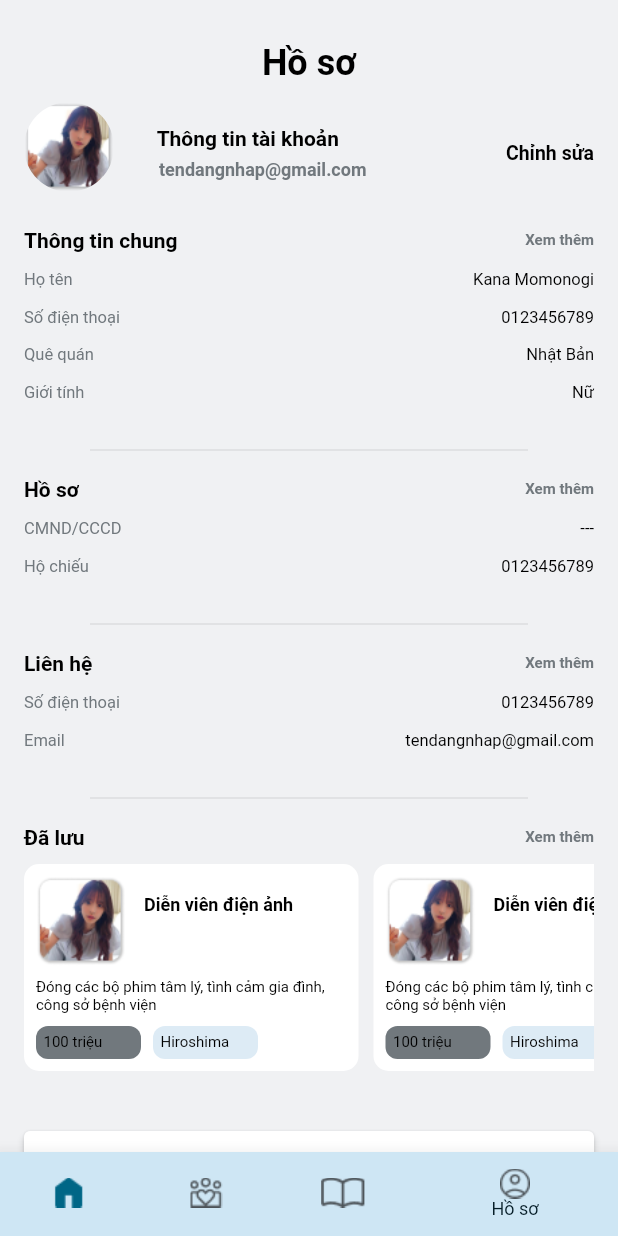
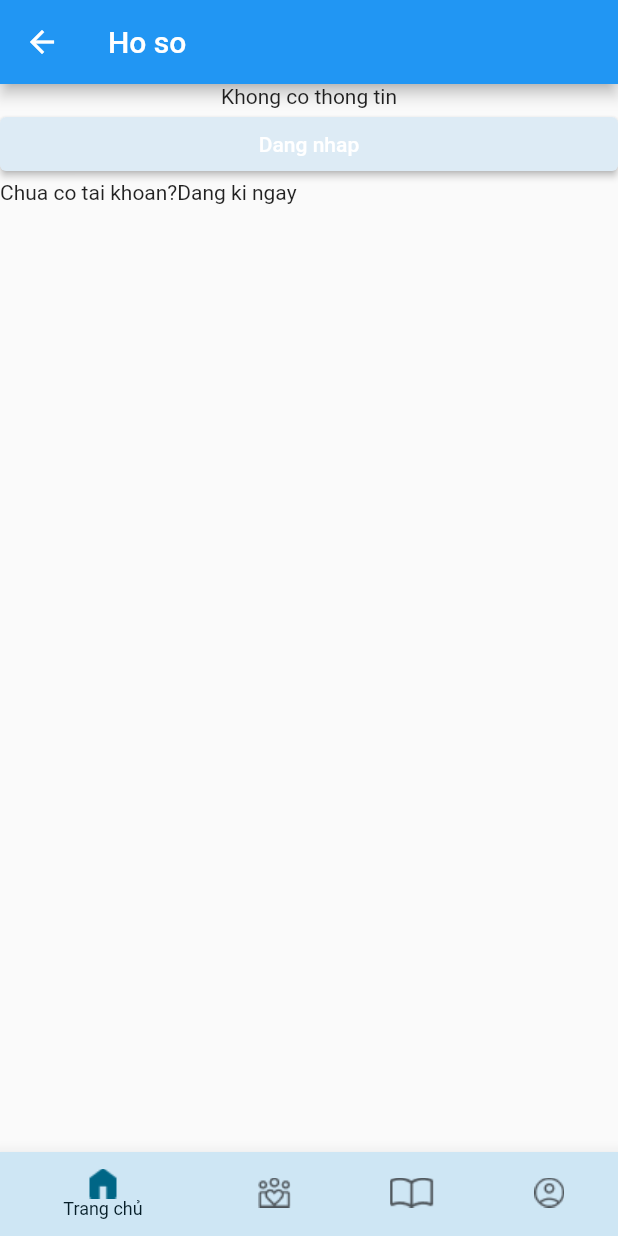
Before and after one commit to Tuyen001314/HelloJob, a Flutter app: the screen it shows after launch, item 4 of the bottom bar chosen, on a phone screen of 412 x 824 dp. Run offline on Flutter 3.47's test engine with Material 2 defaults, Android fonts, the phone set to English and light mode, and no system bars; our stand-ins replace fluentui_icons, get, shared_preferences.

```diff
--- a/lib/main.dart
+++ b/lib/main.dart
@@ -1,8 +1,8 @@
 import 'dart:async';
 
 import 'package:flutter/material.dart';
-import 'package:hellojob/UserViewModel.dart';
-import 'package:hellojob/screen/SignIn.dart';
+import 'package:hellojob/state/UserState.dart';
+import 'package:hellojob/screen/auth/SignIn.dart';
 import 'package:hellojob/screen/splash/SplashScreen.dart';
 import 'package:hellojob/util/Routes.dart';
 import 'package:hellojob/util/SharePrefUtil.dart';
--- a/lib/screen/MainScreen.dart
+++ b/lib/screen/MainScreen.dart
@@ -1,11 +1,14 @@
 import 'package:flutter/cupertino.dart';
 import 'package:flutter/material.dart';
+import 'package:hellojob/state/UserState.dart';
 import 'package:hellojob/screen/DetailJob.dart';
 import 'package:hellojob/screen/Home.dart';
 import 'package:hellojob/screen/ItemViewSave.dart';
+import 'package:hellojob/screen/profile/ProfileGuestScreen.dart';
+import 'package:provider/provider.dart';
 
 import '../constants.dart';
-import 'Profile.dart';
+import 'profile/Profile.dart';
 
 class MainScreen extends StatefulWidget {
   const MainScreen({Key? key}) : super(key: key);
@@ -16,25 +19,47 @@ class MainScreen extends StatefulWidget {
 
 class _MainScreenSate extends State<MainScreen> {
   int _selectedIndex = 0;
-  static final List<Widget> _widgetOptions = <Widget>[
+  late UserState _userState;
+  late Widget _currentScreen;
+
+  final List<Widget> _widgetOptions = <Widget>[
     Home(),
     ItemViewSave(),
     DetailJob(),
     Profile(),
+    ProfileGuestScreen(),
   ];
+
+
+  @override
+  void initState() {
+    super.initState();
+    _userState = Provider.of<UserState>(context, listen: false);
+    _currentScreen = _widgetOptions[0];
+    _userState.addListener(() {
+      setState(() {
+
+      });
+    });
+  }
 
   void _onItemTapped(int index) {
     setState(() {
-      _selectedIndex = index;
+      if (index == 3) {
+        if (_userState.currentUser.data == null) {
+          _currentScreen = _widgetOptions[4];
+          return;
+        }
+      }
+      _currentScreen = _widgetOptions[index];
     });
   }
 
   @override
   Widget build(BuildContext context) {
-    // TODO: implement build
     return Scaffold(
       body: Center(
-        child: _widgetOptions[_selectedIndex],
+        child: _currentScreen,
       ),
       bottomNavigationBar: BottomNavigationBar(
         iconSize: 20,
--- a/lib/screen/Profile.dart
+++ b/lib/screen/profile/Profile.dart
@@ -1,9 +1,9 @@
 import 'package:flutter/cupertino.dart';
 import 'package:flutter/material.dart';
 
-import '../constants.dart';
-import 'MainScreen.dart';
-import 'ItemView.dart';
+import '../../constants.dart';
+import '../MainScreen.dart';
+import '../ItemView.dart';
 
 class Profile extends StatelessWidget {
   const Profile({Key? key}) : super(key: key);
@@ -427,53 +427,6 @@ class Profile extends StatelessWidget {
                     ),
                   ],
                 ),
-                Row(
-                  mainAxisAlignment: MainAxisAlignment.spaceBetween,
-                  children: [
-                    Container(
-                      margin: const EdgeInsets.only(top: 10),
-                      child: Text(
-                        'Đã lưu',
-                        style: TextStyle(
-                          fontSize: 14,
-                          color: Colors.black,
-                          fontWeight: FontWeight.bold,
-                        ),
-                      ),
-                    ),
-                    Container(
-                      margin: const EdgeInsets.only(top: 10),
-                      child: InkWell(
-                        onTap: () {
-                          print("you are tap");
-                        },
-                        child: Text("Xem thêm",
-                            style: TextStyle(
-                              fontWeight: FontWeight.bold,
-                              fontSize: 10,
-                              color: colorTenDangNhap,
-                            )),
-                      ),
-                    ),
-                  ],
-                ),
-                SingleChildScrollView(
-                  scrollDirection: Axis.horizontal,
-                  child: Container(
-                    margin: const EdgeInsets.only(top: 10.0, left: 0),
-                    child: Row(
-                      children: [
-                        SizedBox(child: ItemView()),
-                        Container(
-                            margin: EdgeInsets.only(left: 10.0),
-                            child: SizedBox(child: ItemView())),
-                        Container(
-                            margin: EdgeInsets.only(left: 10.0),
-                            child: SizedBox(child: ItemView())),
-                      ],
-                    ),
-                  ),
-                ),
                 Container(
                   height: 50,
                   margin: const EdgeInsets.only(top: 40),
--- /dev/null
+++ b/lib/screen/profile/ProfileGuestScreen.dart
@@ -0,0 +1,49 @@
+import 'package:flutter/cupertino.dart';
+import 'package:flutter/material.dart';
+import 'package:hellojob/screen/auth/SignIn.dart';
+
+import '../../constants.dart';
+import '../auth/SignUp.dart';
+
+class ProfileGuestScreen extends StatefulWidget {
+  const ProfileGuestScreen({Key? key}) : super(key: key);
+
+  @override
+  State<ProfileGuestScreen> createState() => _ProfileGuestScreenState();
+}
+
+class _ProfileGuestScreenState extends State<ProfileGuestScreen> {
+  void toSignInScreen() {
+    Navigator.of(context).pushNamed("/${SignIn.ROUTE_NAME}");
+  }
+
+  void toSignUpScreen() {
+    Navigator.of(context).pushNamed("/${SignUp.ROUTE_NAME}");
+  }
+
+  @override
+  Widget build(BuildContext context) {
+    return Scaffold(
+      appBar: AppBar(
+        title: Text("Ho so"),
+      ),
+      body: Column(
+        children: [
+          const Center(child: Text("Khong co thong tin",)),
+          ElevatedButton(
+            style: ElevatedButton.styleFrom(backgroundColor: colorBGDangNhap),
+              onPressed: toSignInScreen,
+              child: Center(child: Text("Dang nhap"),)),
+          Center(
+            child: Row(
+              children: [
+                const Text("Chua co tai khoan?"),
+                InkWell(onTap: toSignUpScreen,child: const Text("Dang ki ngay"),)
+    ]
+            )
+          )
+        ],
+      ),
+    );
+  }
+}
--- a/lib/screen/splash/SplashScreen.dart
+++ b/lib/screen/splash/SplashScreen.dart
@@ -1,6 +1,6 @@
 import 'package:flutter/cupertino.dart';
 import 'package:flutter/material.dart';
-import 'package:hellojob/UserViewModel.dart';
+import 'package:hellojob/state/UserState.dart';
 import 'package:hellojob/util/Resource/Resource.dart';
 import 'package:provider/provider.dart';
 
--- a/lib/util/Routes.dart
+++ b/lib/util/Routes.dart
@@ -1,9 +1,12 @@
 import 'package:flutter/material.dart';
-import 'package:hellojob/UserViewModel.dart';
+import 'package:hellojob/state/UserState.dart';
 import 'package:hellojob/screen/Home.dart';
 import 'package:hellojob/screen/MainScreen.dart';
+import 'package:hellojob/screen/auth/SignUp.dart';
 import 'package:hellojob/screen/splash/SplashScreen.dart';
 import 'package:provider/provider.dart';
+
+import '../screen/auth/SignIn.dart';
 
 class Routes {
   static MaterialPageRoute<T>? getRoute<T>(RouteSettings settings) {
@@ -19,6 +22,12 @@ class Routes {
       case "Main":
         return MaterialPageRoute(
             builder: (context) =>  const MainScreen());
+      case SignIn.ROUTE_NAME:
+        return MaterialPageRoute(
+            builder: (context) =>  SignIn());
+      case SignUp.ROUTE_NAME:
+        return MaterialPageRoute(
+            builder: (context) =>  const SignUp());
       default: return null;
     }
   }
```
Also changed, not shown: lib/UserViewModel.dart (deleted, +0 -49 lines), lib/api/ApiHelper.dart (+17 -3 lines), lib/api/dto/RegisterErrorDto.dart (added, +70 -0 lines), lib/screen/auth/SignIn.dart (renamed from lib/screen/SignIn.dart, +25 -13 lines), lib/screen/auth/SignUp.dart (renamed from lib/screen/SignUp.dart, +33 -11 lines), lib/state/UserState.dart (added, +94 -0 lines), lib/utils/ListData.dart (deleted, +0 -24 lines).
